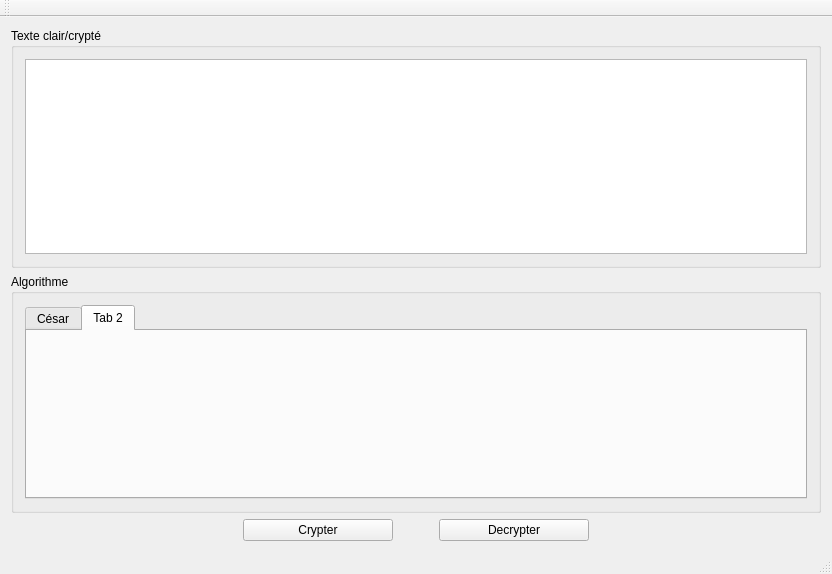
Above: mainwindow.ui from weewow/Cypher before the change. Below: the same form after it.
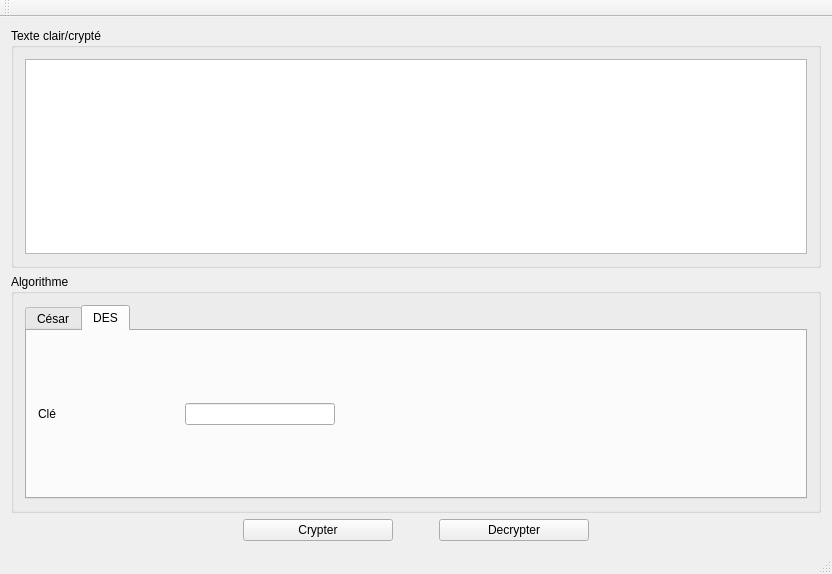
That is the form after the change. The open tabs and pages were chosen to show the change. Icons and pictures are not drawn.

```diff
--- a/mainwindow.ui
+++ b/mainwindow.ui
@@ -99,8 +99,49 @@
          </widget>
          <widget class="QWidget" name="tab_2">
           <attribute name="title">
-           <string>Tab 2</string>
+           <string>DES</string>
           </attribute>
+          <layout class="QHBoxLayout" name="horizontalLayout_2">
+           <item>
+            <widget class="QLabel" name="label_3">
+             <property name="minimumSize">
+              <size>
+               <width>141</width>
+               <height>0</height>
+              </size>
+             </property>
+             <property name="text">
+              <string>Clé</string>
+             </property>
+            </widget>
+           </item>
+           <item>
+            <widget class="QLineEdit" name="des_cle">
+             <property name="maximumSize">
+              <size>
+               <width>150</width>
+               <height>16777215</height>
+              </size>
+             </property>
+             <property name="maxLength">
+              <number>7</number>
+             </property>
+            </widget>
+           </item>
+           <item>
+            <spacer name="horizontalSpacer_4">
+             <property name="orientation">
+              <enum>Qt::Horizontal</enum>
+             </property>
+             <property name="sizeHint" stdset="0">
+              <size>
+               <width>40</width>
+               <height>20</height>
+              </size>
+             </property>
+            </spacer>
+           </item>
+          </layout>
          </widget>
         </widget>
        </item>
```
Left out of the diff: 23 changed lines with no effect on the pictures.
